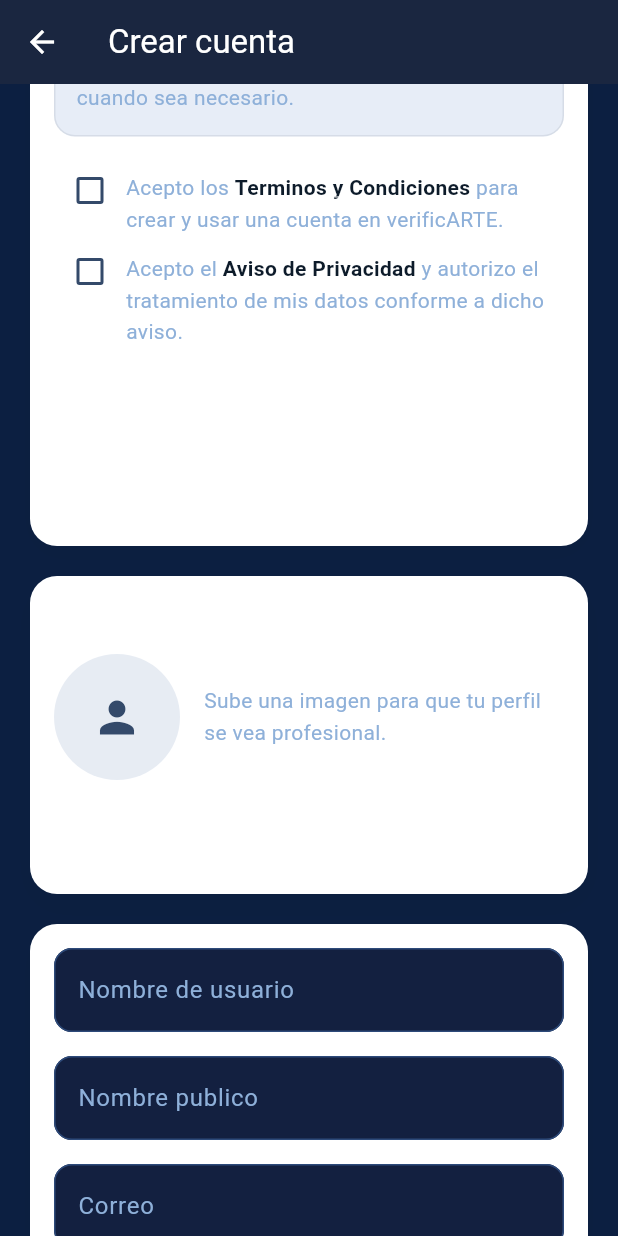
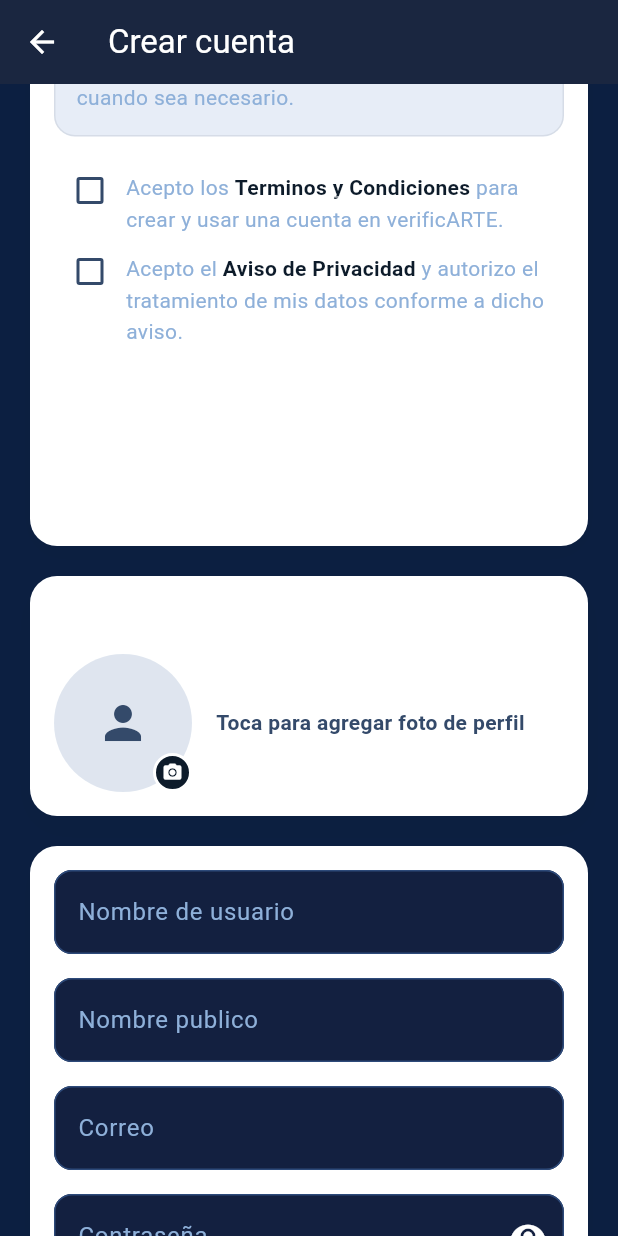
Before and after one commit to Joelpapita12/verificarte, a Flutter app: the CreateAccountScreen screen opened by its route, scrolled down 576 dp, on a phone screen of 412 x 824 dp. Run offline on Flutter 3.47's test engine with Material 3 defaults, Android fonts, the phone set to English and light mode, and no system bars; our stand-ins replace google_sign_in, pdf, printing; missing offline and left inert: dart:html, pointycastle, universal_html; accounts and stored records are empty; network calls fail; Roboto replaces fonts that are missing (Georgia).

Commit message:
Fix correos OTP, foto de perfil, borrado de cuenta y nombre Propietario
- Correos OTP: corregir permisos del directorio .mail_queue (chmod 777)
  para que PHP-FPM en Docker pueda escribir. El cron en host procesa la cola.
- Borrado de cuenta: anonimizar correo/google_sub al eliminar para liberar
  el email para nuevo registro; bloquear Google login en cuentas eliminadas.
- Foto de perfil: subir imagen al servidor tras registro exitoso con
  uploadProfileImage() + updateProfilePhoto(). UI mejorada con icono de cámara.
- Nombre "Propietario" en lugar de "Comprador"/"Seguidor del arte" en toda la UI.
- Notificaciones: like → scroll al post; comentario → abrir sección de comentarios;
  mensaje → chat con ese usuario.
- Revertir recuadro blanco en declaración de autenticidad del certificado.

Co-Authored-By: Claude Sonnet 4.6 <noreply@anthropic.com>

```diff
--- a/lib/screens/create_account_screen.dart
+++ b/lib/screens/create_account_screen.dart
@@ -119,12 +119,31 @@ class _CreateAccountScreenState extends State<CreateAccountScreen> {
       result.role ??
           (_selectedAccountTypeValue == 'artist' ? 'artista' : 'seguidor'),
     );
+
+    // Subir foto de perfil si el usuario seleccionó una.
+    String? uploadedPhotoUrl;
+    if (_profileImageBytes != null && result.userId != null) {
+      uploadedPhotoUrl = await _authApi.uploadProfileImage(
+        bytes: _profileImageBytes!,
+        fileName: _profileImageName ?? 'foto.jpg',
+      );
+      if (uploadedPhotoUrl.isNotEmpty) {
+        await _authApi.updateProfilePhoto(
+          userId: result.userId!,
+          photoUrl: uploadedPhotoUrl,
+        );
+      } else {
+        uploadedPhotoUrl = null;
+      }
+    }
+
     CurrentUserStore.setProfile(
       publicName: _publicNameController.text.trim(),
-      photoUrl: null,
+      photoUrl: uploadedPhotoUrl,
     );
     CurrentUserStore.saveToLocalStorage();
 
+    if (!mounted) return;
     await showDialog<void>(
       context: context,
       builder: (context) {
@@ -441,7 +460,7 @@ class _CreateAccountScreenState extends State<CreateAccountScreen> {
                     ),
                     const SizedBox(height: 10),
                     _AccountTypeOption(
-                      label: 'Comprador',
+                      label: 'Propietario',
                       value: AccountType.buyer,
                       isSelected: _selectedAccountType == AccountType.buyer,
                       onSelected: (value) {
@@ -634,46 +653,65 @@ class _CreateAccountScreenState extends State<CreateAccountScreen> {
                       style: Theme.of(context).textTheme.titleMedium,
                     ),
                     const SizedBox(height: 12),
-                    Row(
+                    GestureDetector(
+                      onTap: _pickProfileImage,
+                      child: Row(
+                        children: [
+                          Stack(
                             children: [
                               CircleAvatar(
-                          radius: size.width < 400 ? 36 : 42,
-                          backgroundColor: AppColors.steelBlue.withValues(alpha:
-                            0.15,
-                          ),
+                                radius: size.width < 400 ? 36 : 46,
+                                backgroundColor: AppColors.steelBlue.withValues(alpha: 0.2),
                                 backgroundImage: _profileImageBytes != null
                                     ? MemoryImage(_profileImageBytes!)
                                     : null,
                                 child: _profileImageBytes == null
-                              ? const Icon(
-                                  Icons.person,
-                                  color: AppColors.slateBlue,
-                                  size: 34,
-                                )
+                                    ? Icon(Icons.person, color: AppColors.slateBlue, size: 36)
                                     : null,
                               ),
-                        const SizedBox(width: 16),
-                        Expanded(
-                          child: Text(
-                            'Sube una imagen para que tu perfil se vea profesional.',
-                            style: Theme.of(context).textTheme.bodyMedium,
+                              Positioned(
+                                bottom: 0,
+                                right: 0,
+                                child: Container(
+                                  padding: const EdgeInsets.all(4),
+                                  decoration: BoxDecoration(
+                                    color: AppColors.deepNavy,
+                                    shape: BoxShape.circle,
+                                    border: Border.all(color: Colors.white, width: 2),
+                                  ),
+                                  child: const Icon(Icons.camera_alt, color: Colors.white, size: 14),
                                 ),
                               ),
                             ],
                           ),
-                    const SizedBox(height: 12),
-                    OutlinedButton.icon(
-                      onPressed: _pickProfileImage,
-                      icon: const Icon(Icons.photo_camera),
-                      label: const Text('Subir foto de perfil'),
+                          const SizedBox(width: 16),
+                          Expanded(
+                            child: Column(
+                              crossAxisAlignment: CrossAxisAlignment.start,
+                              children: [
+                                Text(
+                                  _profileImageBytes == null
+                                      ? 'Toca para agregar foto de perfil'
+                                      : 'Foto seleccionada ✓',
+                                  style: TextStyle(
+                                    color: _profileImageBytes == null
+                                        ? AppColors.slateBlue
+                                        : AppColors.deepNavy,
+                                    fontWeight: FontWeight.w600,
                                   ),
-                    if (_profileImageName != null) ...[
-                      const SizedBox(height: 8),
+                                ),
+                                if (_profileImageName != null)
                                   Text(
-                        'Imagen seleccionada: $_profileImageName',
-                        style: Theme.of(context).textTheme.bodyMedium,
+                                    _profileImageName!,
+                                    style: TextStyle(color: AppColors.slateBlue, fontSize: 12),
+                                    overflow: TextOverflow.ellipsis,
                                   ),
                               ],
+                            ),
+                          ),
+                        ],
+                      ),
+                    ),
                   ],
                 ),
               ),
--- a/lib/widgets/side_menu.dart
+++ b/lib/widgets/side_menu.dart
@@ -269,7 +269,7 @@ class _SideMenuState extends State<SideMenu> {
               : role == 'artista'
               ? 'Artista'
               : role == 'seguidor'
-              ? 'Seguidor del arte'
+              ? 'Propietario'
               : 'Administrador',
           style: const TextStyle(color: Colors.white70, fontSize: 12),
         ),
```
Also changed, not shown: lib/screens/feed_placeholder_screen.dart (+11 -0 lines), lib/services/auth_api.dart (+65 -3 lines), lib/widgets/certificate_template_view.dart (+7 -14 lines). Lines whose indentation alone changed are shown as unchanged.
